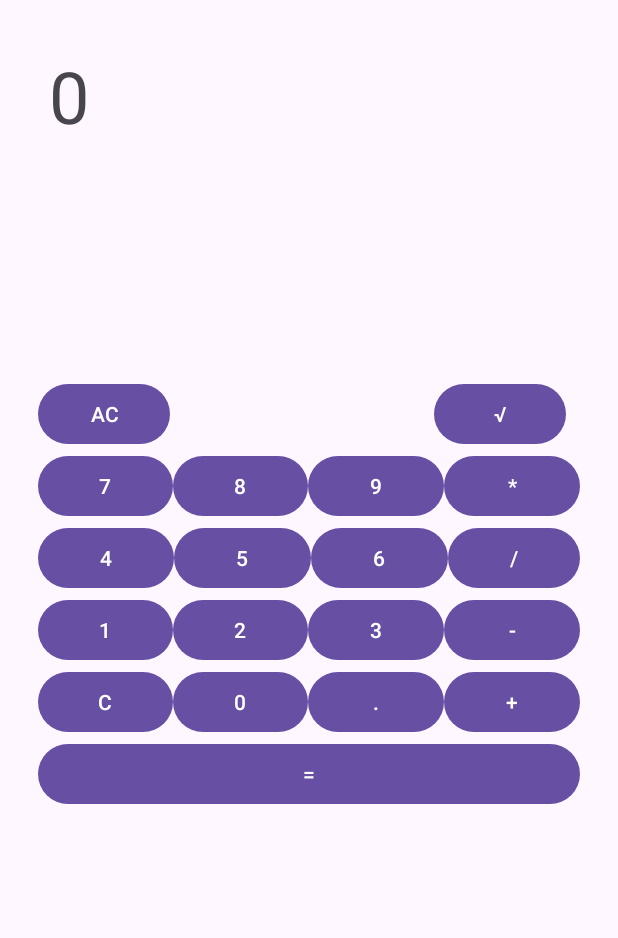
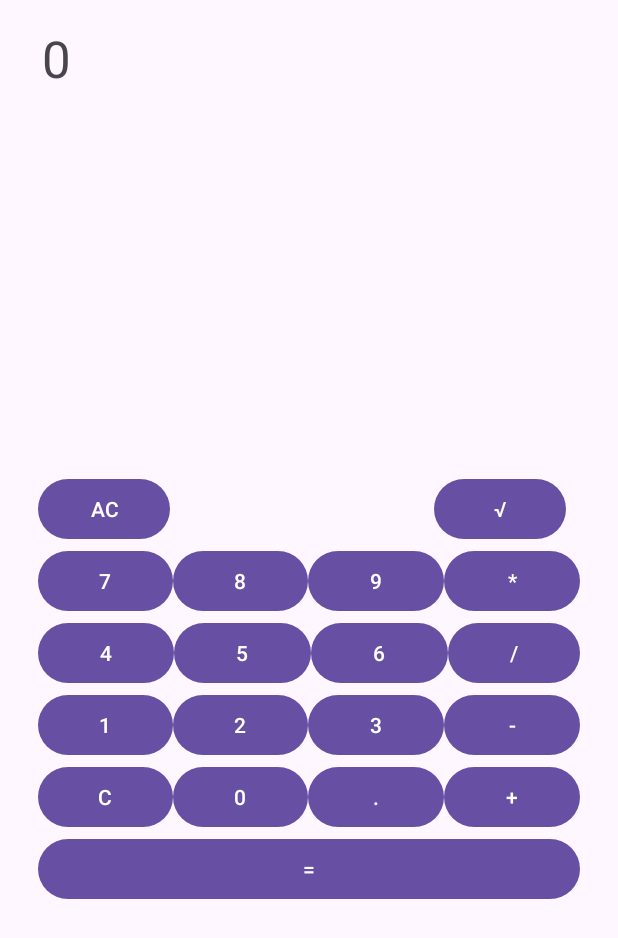
Before and after one commit to JaimeMalingre/CalculadoraJava, an Android app: the screen it shows after launch (MainActivity), on a phone screen of 412 x 824 dp. Shown: the top 938 px of the screen. Run offline under Robolectric (Android 15) with nearby library versions, the phone set to English and light mode, and no system bars.

```diff
--- a/app/src/main/res/layout/activity_main.xml
+++ b/app/src/main/res/layout/activity_main.xml
@@ -7,12 +7,12 @@
 
     <TextView
         android:id="@+id/txtResultado"
-        android:layout_width="345dp"
-        android:layout_height="102dp"
-        android:layout_marginTop="31dp"
-        android:layout_marginEnd="34dp"
+        android:layout_width="372dp"
+        android:layout_height="244dp"
+        android:layout_marginTop="16dp"
+        android:layout_marginEnd="12dp"
         android:text="0"
-        android:textSize="48sp"
+        android:textSize="34sp"
         app:layout_constraintEnd_toEndOf="parent"
         app:layout_constraintTop_toTopOf="parent" />
 
```
Also changed, not shown: app/src/main/java/com/example/calculadorajava/MainActivity.java (+21 -34 lines), app/src/main/java/com/example/calculadorajava/MainResultado.java (+10 -0 lines), app/src/main/res/layout/activity_mainresultado.xml (+8 -0 lines).
